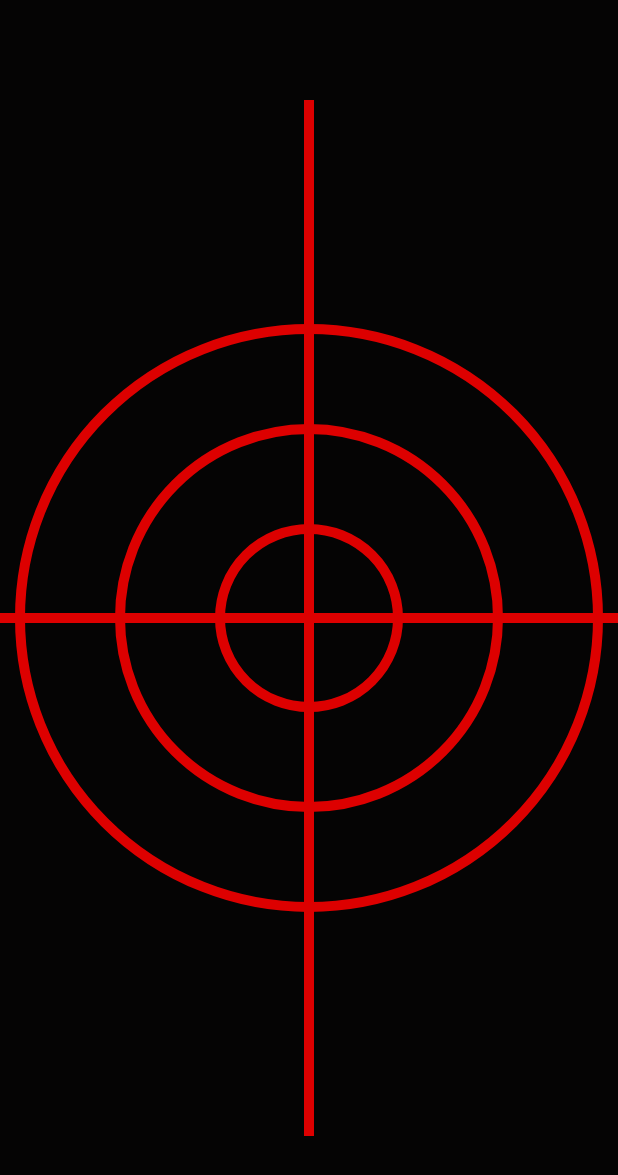
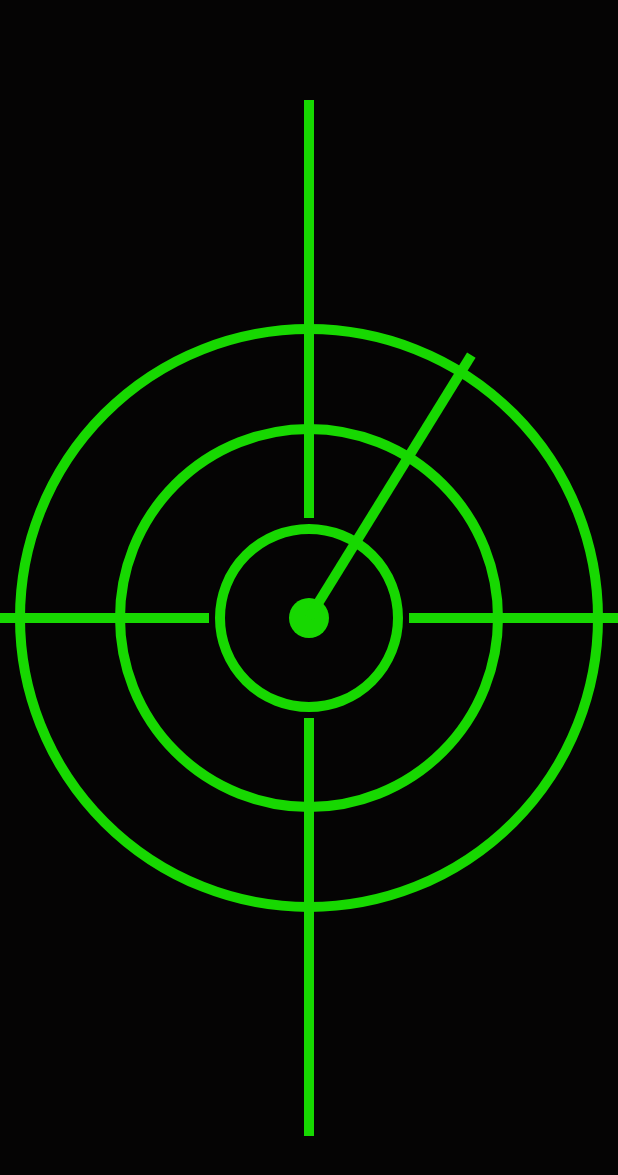
Before and after one commit to notSorin/RRin, an Android app: the screen it shows after launch (MainActivity), on a phone screen of 412 x 824 dp. Shown: the top 1175 px of the screen. Run offline under Robolectric (Android 15) with nearby library versions, the phone set to English and light mode, and no system bars.

Commit message:
Improvements in the radar view.

```diff
--- a/app/src/main/java/es/sorin/rrin/RadarView.java
+++ b/app/src/main/java/es/sorin/rrin/RadarView.java
@@ -8,17 +8,20 @@ import android.view.View;
 
 public class RadarView extends View
 {
-    private Paint _red;
+    private final Paint _color;
+    private float _sweepAngle;
 
     public RadarView(Context context, AttributeSet attrs)
     {
         super(context, attrs);
 
-        _red = new Paint();
+        _color = new Paint();
 
-        _red.setColor(0xFFDD0000);
-        _red.setStyle(Paint.Style.STROKE);
-        _red.setStrokeWidth(10.0f);
+        _color.setColor(0xFF17d801);
+        _color.setStrokeWidth(10.0f);
+        _color.setAntiAlias(true);
+
+        _sweepAngle = 45;
     }
 
     @Override
@@ -29,12 +32,28 @@ public class RadarView extends View
         final float height = getHeight();
         final float halfHeight = height / 2.0f;
 
+        //Solid background.
         canvas.drawARGB(255, 5, 4, 4);
-        canvas.drawCircle(halfWidth, halfHeight, halfWidth - 20, _red);
-        canvas.drawCircle(halfWidth, halfHeight, halfWidth - 120, _red);
-        canvas.drawCircle(halfWidth, halfHeight, halfWidth - 220, _red);
-        canvas.drawPoint(halfWidth, halfHeight, _red);
-        canvas.drawLine(halfWidth, 100, halfWidth, height - 100, _red);
-        canvas.drawLine(0, halfHeight, width, halfHeight, _red);
+
+        //Radar.
+        _color.setStyle(Paint.Style.STROKE);
+        canvas.drawCircle(halfWidth, halfHeight, halfWidth - 20, _color);
+        canvas.drawCircle(halfWidth, halfHeight, halfWidth - 120, _color);
+        canvas.drawCircle(halfWidth, halfHeight, halfWidth - 220, _color);
+        canvas.drawLine(halfWidth, 100, halfWidth, halfHeight - 100, _color);
+        canvas.drawLine(halfWidth, halfHeight + 100, halfWidth, height - 100, _color);
+        canvas.drawLine(0, halfHeight, halfWidth - 100, halfHeight, _color);
+        canvas.drawLine(halfWidth + 100, halfHeight, width, halfHeight, _color);
+        _color.setStyle(Paint.Style.FILL);
+        canvas.drawCircle(halfWidth, halfHeight, 20, _color);
+
+        //Sweep line.
+        final float x = halfWidth + (float)Math.cos(_sweepAngle) * halfWidth;
+        final float y = halfHeight - (float)Math.sin(_sweepAngle) * halfWidth;
+
+        canvas.drawLine(halfWidth, halfHeight, x, y, _color);
+
+        //Text.
+        //TODO
     }
 }
```
